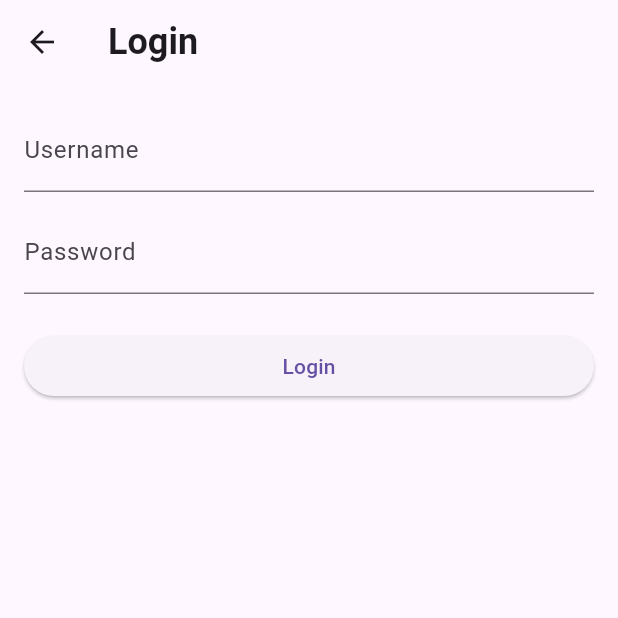
After one commit to alcajuice/sandwich_shop-6, a Flutter app: the screen it shows after launch, after a tap on "Login", on a phone screen of 412 x 824 dp, the top half of it. The commit adds this screen. Run offline on Flutter 3.47's test engine with Material 3 defaults, Android fonts, the phone set to English and light mode, and no system bars.

Commit message:
add login screen using AI

```diff
--- /dev/null
+++ b/lib/models/auth.dart
@@ -0,0 +1,24 @@
+import 'package:flutter/foundation.dart';
+
+class Auth extends ChangeNotifier {
+  Auth._internal();
+
+  static final Auth instance = Auth._internal();
+
+  String? _username;
+
+  String? get username => _username;
+
+  bool get isLoggedIn => _username != null && _username!.isNotEmpty;
+
+  void login(String username, String password) {
+    // This is a simple in-memory stub. In a real app validate credentials.
+    _username = username;
+    notifyListeners();
+  }
+
+  void logout() {
+    _username = null;
+    notifyListeners();
+  }
+}
--- /dev/null
+++ b/lib/views/login_screen.dart
@@ -0,0 +1,83 @@
+import 'package:flutter/material.dart';
+import 'package:sandwich_shop/models/auth.dart';
+import 'package:sandwich_shop/views/app_styles.dart';
+
+class LoginScreen extends StatefulWidget {
+  const LoginScreen({super.key});
+
+  @override
+  State<LoginScreen> createState() => _LoginScreenState();
+}
+
+class _LoginScreenState extends State<LoginScreen> {
+  final TextEditingController _usernameController = TextEditingController();
+  final TextEditingController _passwordController = TextEditingController();
+  bool _isLoggingIn = false;
+
+  @override
+  void dispose() {
+    _usernameController.dispose();
+    _passwordController.dispose();
+    super.dispose();
+  }
+
+  Future<void> _doLogin() async {
+    final username = _usernameController.text.trim();
+    final password = _passwordController.text;
+    if (username.isEmpty) {
+      ScaffoldMessenger.of(context).showSnackBar(
+        const SnackBar(content: Text('Please enter a username')),
+      );
+      return;
+    }
+
+    setState(() => _isLoggingIn = true);
+
+    // Fake delay to simulate auth
+    await Future.delayed(const Duration(milliseconds: 500));
+
+    Auth.instance.login(username, password);
+
+    if (mounted) {
+      Navigator.of(context).pop();
+    }
+  }
+
+  @override
+  Widget build(BuildContext context) {
+    return Scaffold(
+      appBar: AppBar(
+        title: const Text('Login', style: heading1),
+      ),
+      body: Padding(
+        padding: const EdgeInsets.all(16.0),
+        child: Column(
+          crossAxisAlignment: CrossAxisAlignment.stretch,
+          children: [
+            TextField(
+              controller: _usernameController,
+              decoration: const InputDecoration(labelText: 'Username'),
+            ),
+            const SizedBox(height: 12),
+            TextField(
+              controller: _passwordController,
+              decoration: const InputDecoration(labelText: 'Password'),
+              obscureText: true,
+            ),
+            const SizedBox(height: 24),
+            ElevatedButton(
+              onPressed: _isLoggingIn ? null : _doLogin,
+              child: _isLoggingIn
+                  ? const SizedBox(
+                      height: 16,
+                      width: 16,
+                      child: CircularProgressIndicator(strokeWidth: 2),
+                    )
+                  : const Text('Login'),
+            ),
+          ],
+        ),
+      ),
+    );
+  }
+}
--- a/lib/views/order_screen.dart
+++ b/lib/views/order_screen.dart
@@ -1,5 +1,7 @@
 import 'package:flutter/material.dart';
 import 'package:sandwich_shop/views/app_styles.dart';
+import 'package:sandwich_shop/models/auth.dart';
+import 'package:sandwich_shop/views/login_screen.dart';
 import 'package:sandwich_shop/views/cart_screen.dart';
 import 'package:sandwich_shop/models/cart.dart';
 import 'package:sandwich_shop/models/sandwich.dart';
@@ -30,13 +32,17 @@ class _OrderScreenState extends State<OrderScreen> {
     _notesController.addListener(() {
       setState(() {});
     });
+    Auth.instance.addListener(_onAuthChanged);
   }
 
   @override
   void dispose() {
     _notesController.dispose();
+    Auth.instance.removeListener(_onAuthChanged);
     super.dispose();
   }
+
+  void _onAuthChanged() => setState(() {});
 
   void _addToCart() {
     if (_quantity > 0) {
@@ -153,6 +159,24 @@ class _OrderScreenState extends State<OrderScreen> {
             ),
           ],
         ),
+        actions: [
+          Padding(
+            padding: const EdgeInsets.only(right: 8.0),
+            child: TextButton(
+              onPressed: () async {
+                await Navigator.push(
+                  context,
+                  MaterialPageRoute(builder: (_) => const LoginScreen()),
+                );
+                setState(() {});
+              },
+              child: Text(
+                Auth.instance.isLoggedIn ? Auth.instance.username! : 'Login',
+                style: const TextStyle(color: Colors.white),
+              ),
+            ),
+          ),
+        ],
       ),
       body: Center(
         child: SingleChildScrollView(
```
Also changed, not shown: lib/views/cart_screen.dart (+23 -0 lines), lib/views/checkout_screen.dart (+33 -0 lines).
